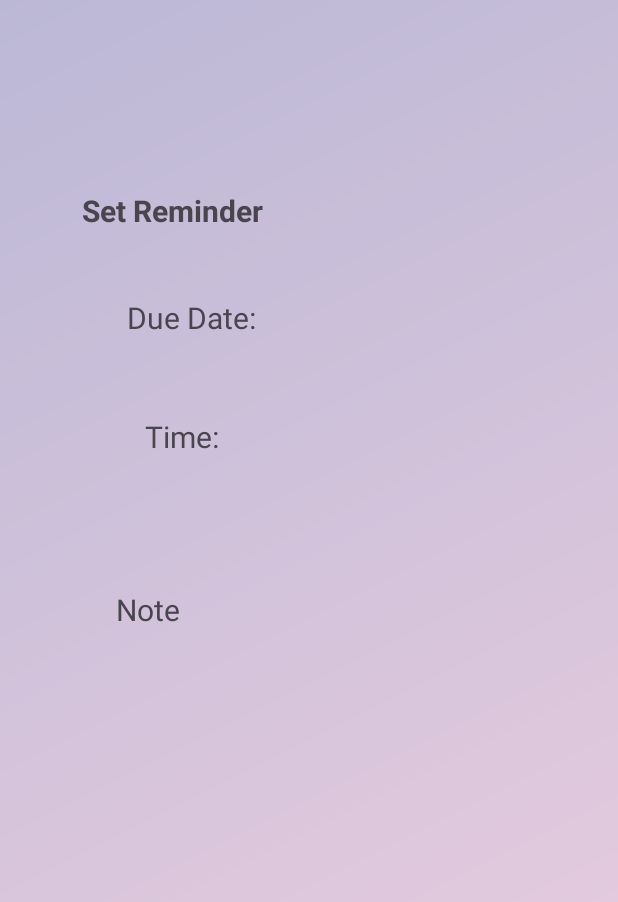
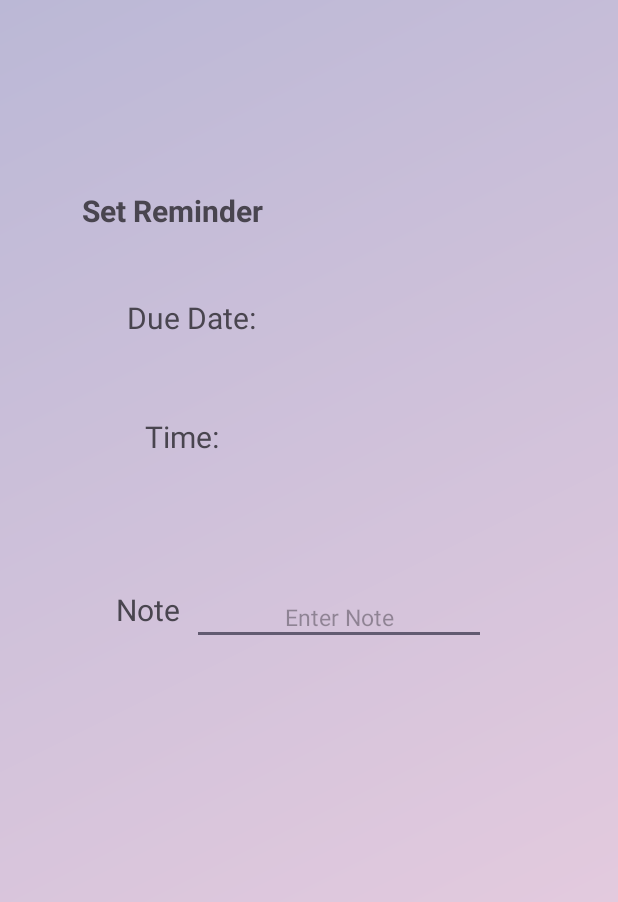
Before and after one commit to leslyVillanueva1020/Project2, an Android app: the Reminder screen opened directly, with no data from a screen before it, on a phone screen of 412 x 824 dp. Shown: the top 902 px of the screen. Run offline under Robolectric (Android 15) with nearby library versions, the phone set to English and light mode, and no system bars.

Commit message:
added note edit text

```diff
--- a/app/src/main/res/layout/activity_reminder.xml
+++ b/app/src/main/res/layout/activity_reminder.xml
@@ -65,6 +65,23 @@
         app:layout_constraintStart_toStartOf="parent"
         app:layout_constraintTop_toBottomOf="@+id/timeText" />
 
+    <!-- Note Edit Text-->
+    <EditText
+        android:layout_width="196dp"
+        android:layout_height="wrap_content"
+        android:layout_marginStart="8dp"
+        android:gravity="center"
+        android:hint="Enter Note"
+        android:inputType="textAutoComplete"
+        android:padding="8dp"
+        android:textSize="15sp"
+        app:layout_constraintTop_toTopOf="@id/noteText"
+        app:layout_constraintStart_toEndOf="@+id/noteText"
+        app:layout_constraintTop_toBottomOf="@+id/noteText"
+        />
+
+
+
 
 
 </androidx.constraintlayout.widget.ConstraintLayout>
```
